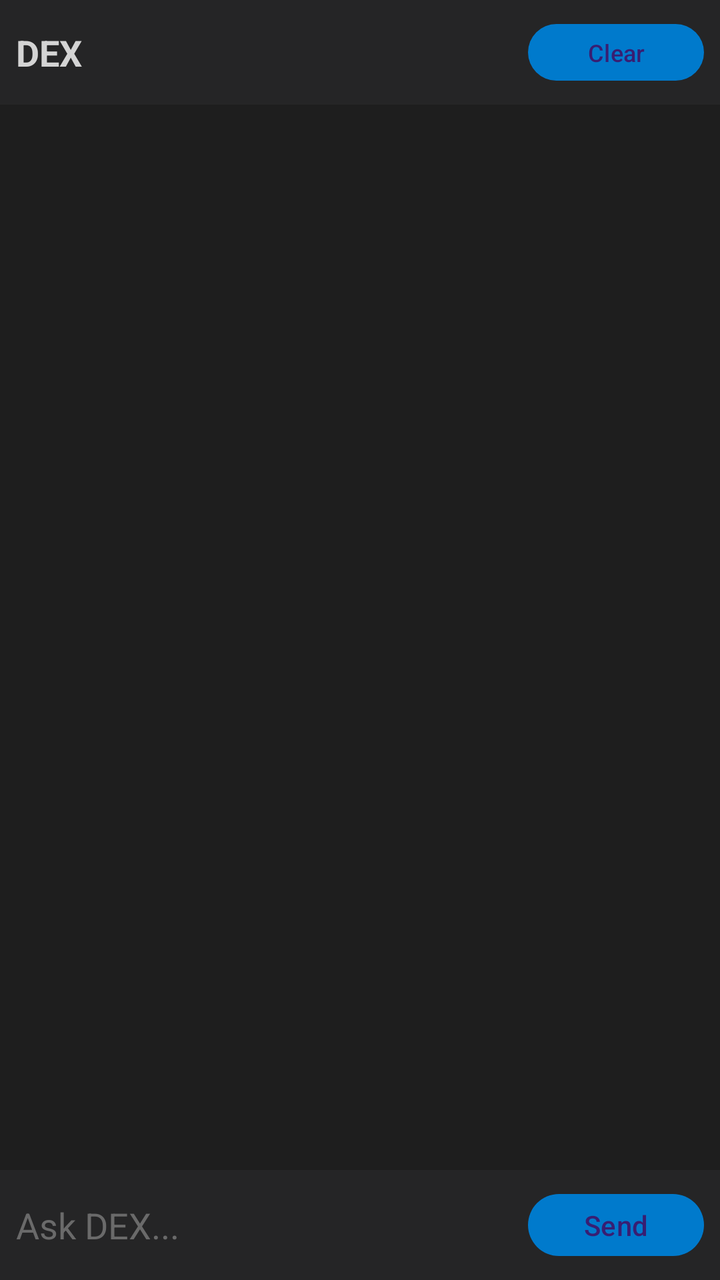
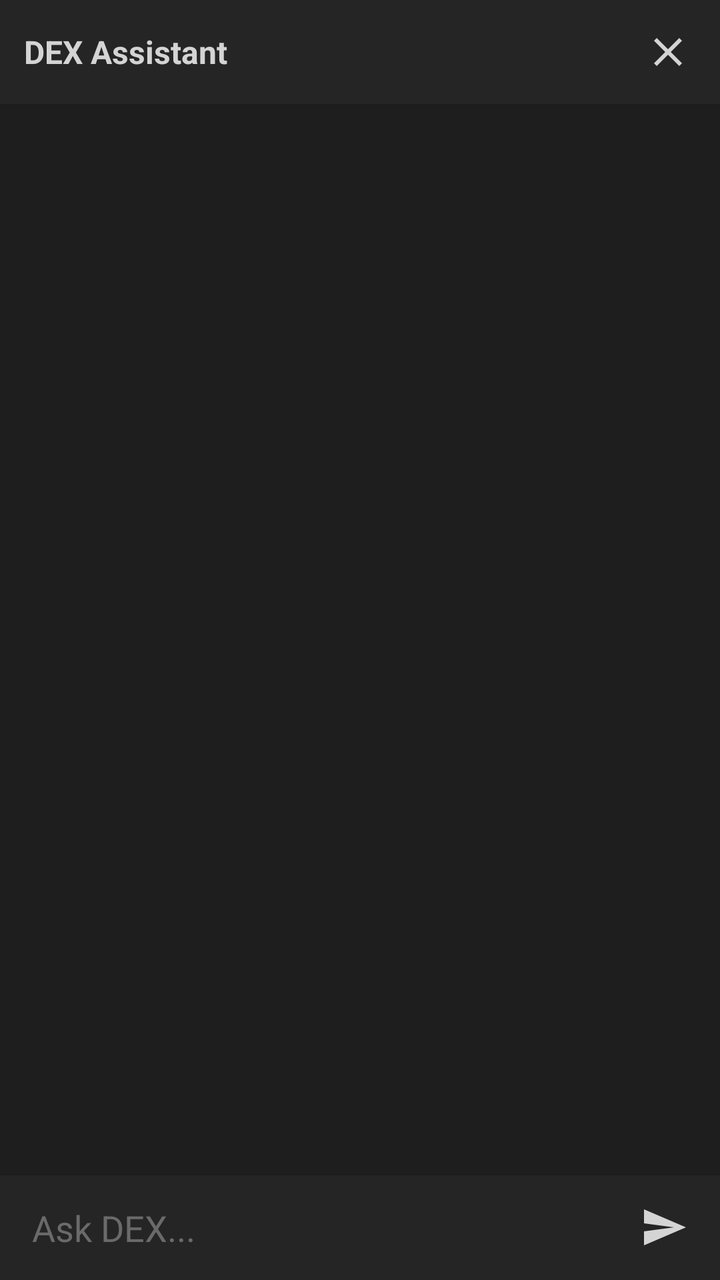

Compare the two renders of this Android layout. The source of the first and the diff that turns it into the second are given below.
<!-- AndroidManifest.xml: application theme Theme.VibeCode -->
<!-- res/layout/fragment_ai.xml -->
<?xml version="1.0" encoding="utf-8"?>
<LinearLayout xmlns:android="http://schemas.android.com/apk/res/android"
    android:layout_width="match_parent"
    android:layout_height="match_parent"
    android:orientation="vertical"
    android:background="@color/background">
    <LinearLayout
        android:layout_width="match_parent"
        android:layout_height="wrap_content"
        android:orientation="horizontal"
        android:gravity="center_vertical"
        android:padding="8dp"
        android:background="@color/surface">
        <TextView
            android:layout_width="0dp"
            android:layout_height="wrap_content"
            android:layout_weight="1"
            android:text="DEX"
            android:textColor="@color/text"
            android:textStyle="bold"
            android:textSize="18sp" />
        <Button
            android:id="@+id/btnClear"
            android:layout_width="wrap_content"
            android:layout_height="wrap_content"
            android:text="Clear"
            android:textSize="12sp"
            android:minHeight="32dp" />
    </LinearLayout>
    <androidx.recyclerview.widget.RecyclerView
        android:id="@+id/chatRecycler"
        android:layout_width="match_parent"
        android:layout_height="0dp"
        android:layout_weight="1"
        android:padding="4dp"
        android:clipToPadding="false" />
    <LinearLayout
        android:layout_width="match_parent"
        android:layout_height="wrap_content"
        android:orientation="horizontal"
        android:gravity="center_vertical"
        android:padding="8dp"
        android:background="@color/surface">
        <EditText
            android:id="@+id/inputMessage"
            android:layout_width="0dp"
            android:layout_height="wrap_content"
            android:layout_weight="1"
            android:hint="Ask DEX..."
            android:textColor="@color/text"
            android:textColorHint="@color/text_muted"
            android:background="@android:color/transparent"
            android:inputType="textMultiLine"
            android:maxLines="4" />
        <Button
            android:id="@+id/btnSend"
            android:layout_width="wrap_content"
            android:layout_height="wrap_content"
            android:text="@string/send"
            android:minHeight="36dp" />
    </LinearLayout>
</LinearLayout>
<!-- resources referenced by this layout -->
<resources>
  <color name="background">#1e1e1e</color>
  <color name="surface">#252526</color>
  <color name="text">#d4d4d4</color>
  <color name="text_muted">#6a6a6a</color>
  <string name="send">Send</string>
  <style name="Theme.VibeCode" parent="Theme.Material3.Dark.NoActionBar">
          <item name="colorPrimary">@color/primary</item>
          <item name="colorPrimaryVariant">@color/primary_dark</item>
          <item name="colorAccent">@color/accent</item>
          <item name="android:windowBackground">@color/background</item>
          <item name="android:textColor">@color/text</item>
      </style>
  <color name="primary">#007acc</color>
  <color name="primary_dark">#333333</color>
  <color name="accent">#007acc</color>
</resources>

<!-- the commit's change to res/layout/fragment_ai.xml (unified diff, before → after) -->
@@ -9,38 +9,46 @@
         android:layout_height="wrap_content"
         android:orientation="horizontal"
         android:gravity="center_vertical"
-        android:padding="8dp"
-        android:background="@color/surface">
+        android:paddingStart="12dp"
+        android:paddingEnd="8dp"
+        android:paddingTop="8dp"
+        android:paddingBottom="8dp"
+        android:background="@color/surface"
+        android:elevation="2dp">
         <TextView
             android:layout_width="0dp"
             android:layout_height="wrap_content"
             android:layout_weight="1"
-            android:text="DEX"
+            android:text="DEX Assistant"
             android:textColor="@color/text"
             android:textStyle="bold"
-            android:textSize="18sp" />
-        <Button
+            android:textSize="16sp" />
+        <ImageButton
             android:id="@+id/btnClear"
-            android:layout_width="wrap_content"
-            android:layout_height="wrap_content"
-            android:text="Clear"
-            android:textSize="12sp"
-            android:minHeight="32dp" />
+            android:layout_width="36dp"
+            android:layout_height="36dp"
+            android:src="@drawable/ic_clear"
+            android:background="?attr/selectableItemBackgroundBorderless"
+            android:contentDescription="Clear" />
     </LinearLayout>
     <androidx.recyclerview.widget.RecyclerView
         android:id="@+id/chatRecycler"
         android:layout_width="match_parent"
         android:layout_height="0dp"
         android:layout_weight="1"
-        android:padding="4dp"
+        android:padding="8dp"
         android:clipToPadding="false" />
     <LinearLayout
         android:layout_width="match_parent"
         android:layout_height="wrap_content"
         android:orientation="horizontal"
         android:gravity="center_vertical"
-        android:padding="8dp"
-        android:background="@color/surface">
+        android:paddingStart="8dp"
+        android:paddingEnd="8dp"
+        android:paddingTop="6dp"
+        android:paddingBottom="6dp"
+        android:background="@color/surface"
+        android:elevation="4dp">
         <EditText
             android:id="@+id/inputMessage"
             android:layout_width="0dp"
@@ -50,13 +58,15 @@
             android:textColor="@color/text"
             android:textColorHint="@color/text_muted"
             android:background="@android:color/transparent"
-            android:inputType="textMultiLine"
-            android:maxLines="4" />
-        <Button
+            android:inputType="textMultiLine|textCapSentences"
+            android:maxLines="4"
+            android:padding="8dp" />
+        <ImageButton
             android:id="@+id/btnSend"
-            android:layout_width="wrap_content"
-            android:layout_height="wrap_content"
-            android:text="@string/send"
-            android:minHeight="36dp" />
+            android:layout_width="40dp"
+            android:layout_height="40dp"
+            android:src="@drawable/ic_send"
+            android:background="?attr/selectableItemBackgroundBorderless"
+            android:contentDescription="@string/send" />
     </LinearLayout>
 </LinearLayout>
<!-- resource entries referenced after the edit -->
@@ -4,6 +4,14 @@
   <color name="surface">#252526</color>
   <color name="text">#d4d4d4</color>
   <color name="text_muted">#6a6a6a</color>
+  <!-- drawable ic_clear (drawable) -->
+  <vector xmlns:android="http://schemas.android.com/apk/res/android" android:width="24dp" android:height="24dp" android:viewportWidth="24" android:viewportHeight="24">
+      <path android:fillColor="#D4D4D4" android:pathData="M19,6.41L17.59,5 12,10.59 6.41,5 5,6.41 10.59,12 5,17.59 6.41,19 12,13.41 17.59,19 19,17.59 13.41,12z"/>
+  </vector>
+  <!-- drawable ic_send (drawable) -->
+  <vector xmlns:android="http://schemas.android.com/apk/res/android" android:width="24dp" android:height="24dp" android:viewportWidth="24" android:viewportHeight="24">
+      <path android:fillColor="#D4D4D4" android:pathData="M2.01,21L23,12 2.01,3 2,10l15,2 -15,2z"/>
+  </vector>
   <string name="send">Send</string>
   <style name="Theme.VibeCode" parent="Theme.Material3.Dark.NoActionBar">
           <item name="colorPrimary">@color/primary</item>
